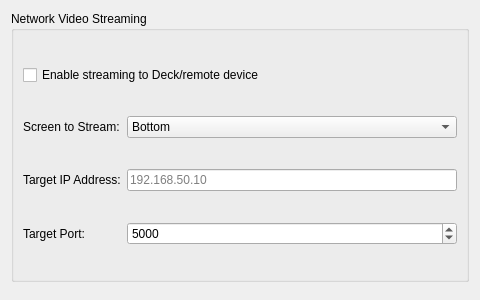
First picture: the form in src/citra_qt/configuration/configure_streaming.ui, repository phly95/azahar-upad, before the edit.
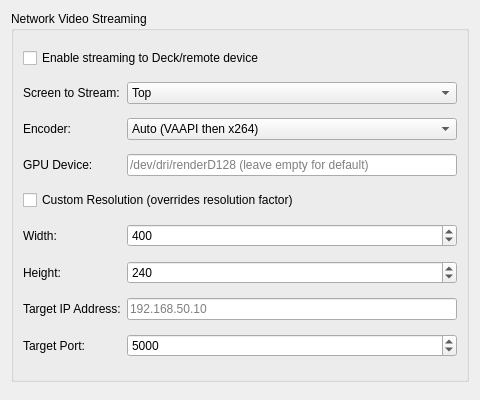
Second picture: the form after the edit.

Commit message: Streaming: fix orientation via dedicated composite, encoder/GPU selection, custom resolution

Patch:
```diff
--- a/src/citra_qt/configuration/configure_streaming.ui
+++ b/src/citra_qt/configuration/configure_streaming.ui
@@ -3,7 +3,7 @@
  <class>ConfigureStreaming</class>
  <widget class="QWidget" name="ConfigureStreaming">
   <property name="geometry">
-   <rect><x>0</x><y>0</y><width>480</width><height>300</height></rect>
+   <rect><x>0</x><y>0</y><width>480</width><height>400</height></rect>
   </property>
   <layout class="QVBoxLayout" name="verticalLayout">
    <item>
@@ -28,11 +28,6 @@
        </item>
        <item row="1" column="1">
         <widget class="QComboBox" name="streaming_screen_combo">
-         <item>
-          <property name="text">
-           <string>Bottom</string>
-          </property>
-         </item>
          <item>
           <property name="text">
            <string>Top</string>
@@ -41,27 +36,112 @@
         </widget>
        </item>
        <item row="2" column="0">
+       <widget class="QLabel" name="streaming_encoder_label">
+        <property name="text">
+         <string>Encoder:</string>
+        </property>
+       </widget>
+      </item>
+      <item row="2" column="1">
+       <widget class="QComboBox" name="streaming_encoder_combo">
+        <item>
+         <property name="text">
+          <string>Auto (VAAPI then x264)</string>
+         </property>
+        </item>
+        <item>
+         <property name="text">
+          <string>VAAPI</string>
+         </property>
+        </item>
+        <item>
+         <property name="text">
+          <string>VAAPI Low Power</string>
+         </property>
+        </item>
+        <item>
+         <property name="text">
+          <string>x264 (Software)</string>
+         </property>
+        </item>
+        <item>
+         <property name="text">
+          <string>OpenH264 (Software)</string>
+         </property>
+        </item>
+       </widget>
+      </item>
+      <item row="3" column="0">
+       <widget class="QLabel" name="streaming_gpu_label">
+        <property name="text">
+         <string>GPU Device:</string>
+        </property>
+       </widget>
+      </item>
+      <item row="3" column="1">
+       <widget class="QLineEdit" name="streaming_gpu_edit">
+        <property name="placeholderText">
+         <string>/dev/dri/renderD128 (leave empty for default)</string>
+        </property>
+       </widget>
+      </item>
+      <item row="4" column="0" colspan="2">
+       <widget class="QCheckBox" name="streaming_custom_res_check">
+        <property name="text">
+         <string>Custom Resolution (overrides resolution factor)</string>
+        </property>
+       </widget>
+      </item>
+      <item row="5" column="0">
+       <widget class="QLabel" name="streaming_width_label">
+        <property name="text">
+         <string>Width:</string>
+        </property>
+       </widget>
+      </item>
+      <item row="5" column="1">
+       <widget class="QSpinBox" name="streaming_width_spin">
+        <property name="minimum"><number>64</number></property>
+        <property name="maximum"><number>3840</number></property>
+        <property name="value"><number>400</number></property>
+       </widget>
+      </item>
+      <item row="6" column="0">
+       <widget class="QLabel" name="streaming_height_label">
+        <property name="text">
+         <string>Height:</string>
+        </property>
+       </widget>
+      </item>
+      <item row="6" column="1">
+       <widget class="QSpinBox" name="streaming_height_spin">
+        <property name="minimum"><number>64</number></property>
+        <property name="maximum"><number>2160</number></property>
+        <property name="value"><number>240</number></property>
+       </widget>
+      </item>
+      <item row="7" column="0">
         <widget class="QLabel" name="target_ip_label">
          <property name="text">
           <string>Target IP Address:</string>
          </property>
         </widget>
        </item>
-       <item row="2" column="1">
+      <item row="7" column="1">
         <widget class="QLineEdit" name="target_ip_edit">
          <property name="placeholderText">
           <string>192.168.50.10</string>
          </property>
         </widget>
        </item>
-       <item row="3" column="0">
+      <item row="8" column="0">
         <widget class="QLabel" name="target_port_label">
          <property name="text">
           <string>Target Port:</string>
          </property>
         </widget>
        </item>
-       <item row="3" column="1">
+      <item row="8" column="1">
         <widget class="QSpinBox" name="target_port_spin">
          <property name="minimum"><number>1</number></property>
          <property name="maximum"><number>65535</number></property>
```
Left out of the diff: 5 changed lines with no effect on the pictures. Lines whose indentation alone changed are shown as unchanged. The commit also changes 11 other files.
